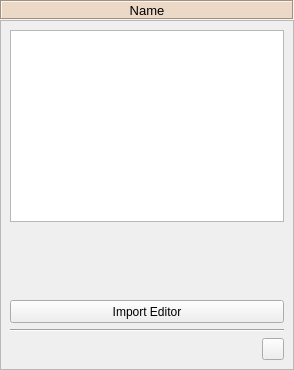
Before: the Qt Designer form spinetoolbox/project_items/data_interface/ui/data_interface_properties.ui in spine-tools/Spine-Toolbox, drawn with Qt 5.
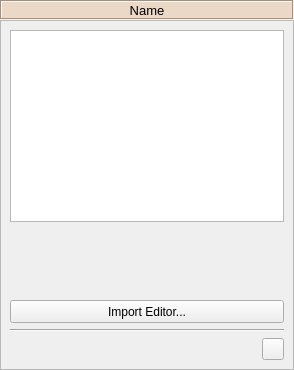
After: the same form once the commit is applied. Icons and pictures are not drawn.

Commit message:
Add 'Loading preview...' message to Import Editor
The preview table is now replaced by a widget showing a message while
the data is being processed.

Re #376

Diff of the .ui file:
```diff
--- a/spinetoolbox/project_items/data_interface/ui/data_interface_properties.ui
+++ b/spinetoolbox/project_items/data_interface/ui/data_interface_properties.ui
@@ -164,7 +164,7 @@
           <string>&lt;html&gt;&lt;head/&gt;&lt;body&gt;&lt;p&gt;Open selected file in Import Editor&lt;/p&gt;&lt;/body&gt;&lt;/html&gt;</string>
          </property>
          <property name="text">
-          <string>Import Editor</string>
+          <string>Import Editor...</string>
          </property>
         </widget>
        </item>
```
Left out of the diff: 6 changed lines with no effect on the pictures. The commit also changes 6 other files.
